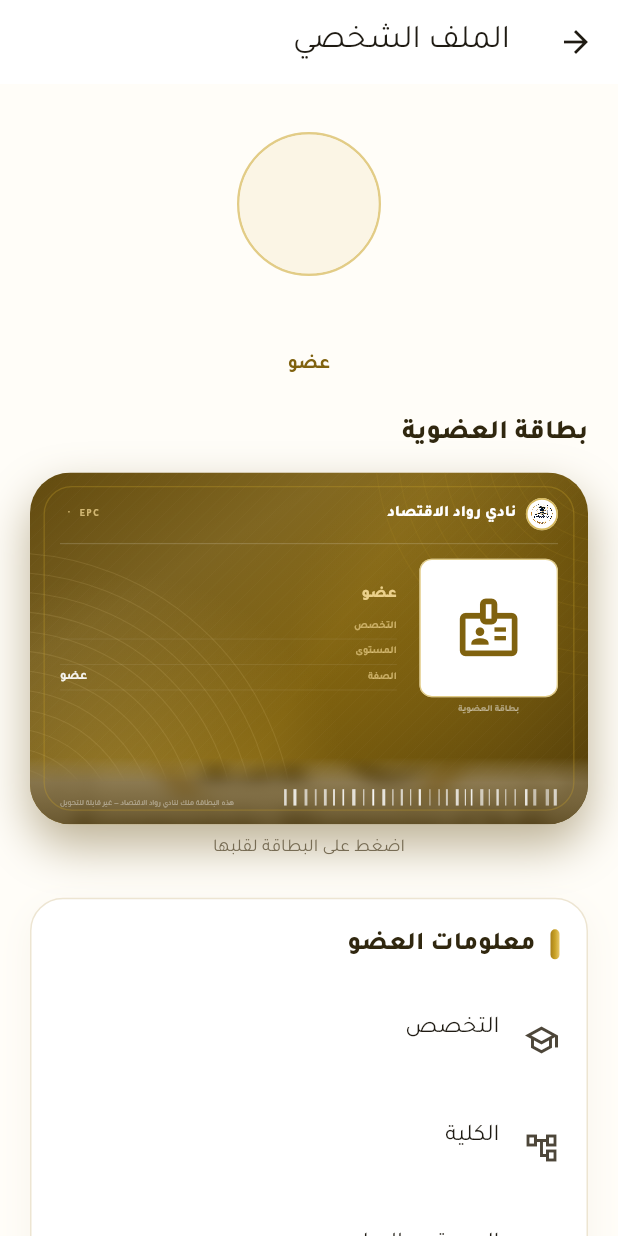
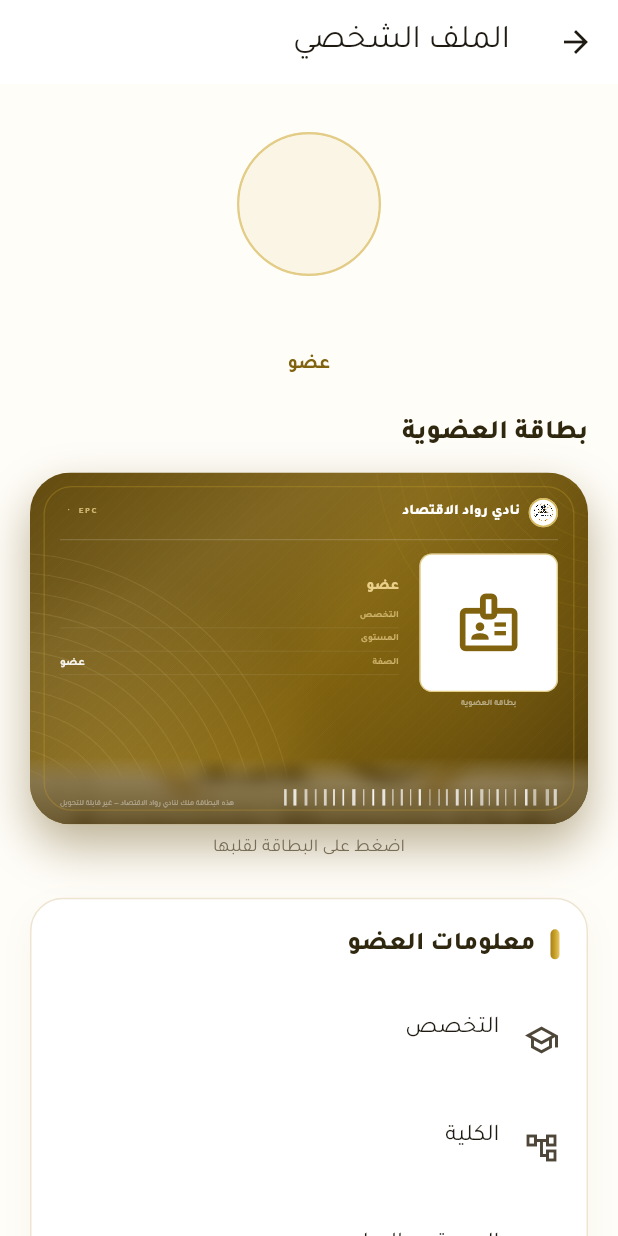
Before and after one commit to aitecomp/epc_app, a Flutter app: the ChatMemberProfile screen opened directly with empty values, after a tap on "MEMBER CARD", on a phone screen of 412 x 824 dp. Run offline on Flutter 3.47's test engine with Material 3 defaults, Android fonts, the phone set to English and light mode, and no system bars; our stand-ins replace audioplayers, firebase_core, firebase_messaging, flutter_local_notifications, image_picker, qr_flutter and 3 more; missing offline and left inert: record; accounts and stored records are empty.

Commit message:
Make membership card responsive in public profiles

```diff
--- a/lib/screens/chat_member_profile.dart
+++ b/lib/screens/chat_member_profile.dart
@@ -25,7 +25,7 @@ class ChatMemberProfile extends StatelessWidget {
         const SizedBox(height: 24),
         const Text('بطاقة العضوية', style: TextStyle(fontSize: 18, fontWeight: FontWeight.w800, color: AppColors.ink)),
         const SizedBox(height: 12),
-        MemberCardFlip(member: member, publicView: true),
+        Center(child: ConstrainedBox(constraints: const BoxConstraints(maxWidth: 440), child: MemberCardFlip(member: member, publicView: true))),
         const SizedBox(height: 8),
         const Text('اضغط على البطاقة لقلبها', textAlign: TextAlign.center, style: TextStyle(color: AppColors.muted, fontSize: 12)),
         const SizedBox(height: 24),
--- a/lib/widgets/member_card.dart
+++ b/lib/widgets/member_card.dart
@@ -385,7 +385,7 @@ class _Front extends StatelessWidget {
     return _CardShell(
       content: LayoutBuilder(
         builder: (context, c) {
-          final s = (c.maxWidth / 310).clamp(0.70, 3.2);
+          final s = (c.maxWidth / 340).clamp(0.55, 3.0);
 
           return Column(
             crossAxisAlignment: CrossAxisAlignment.start,
@@ -395,7 +395,7 @@ class _Front extends StatelessWidget {
                 children: [
                   _LogoMark(size: 25 * s),
                   SizedBox(width: 7 * s),
-                  Column(
+                  Expanded(child: Column(
                     crossAxisAlignment: CrossAxisAlignment.start,
                     mainAxisSize: MainAxisSize.min,
                     children: [
@@ -425,8 +425,8 @@ class _Front extends StatelessWidget {
                         ),
                       ),
                     ],
-                  ),
-                  const Spacer(),
+                  )),
+                  SizedBox(width: 4 * s),
                   Container(
                     padding: EdgeInsets.symmetric(horizontal: 7 * s, vertical: 3.2 * s),
                     decoration: BoxDecoration(
@@ -775,7 +775,7 @@ class _Back extends StatelessWidget {
     return _CardShell(
       content: LayoutBuilder(
         builder: (context, c) {
-          final s = (c.maxWidth / 310).clamp(0.70, 3.2);
+          final s = (c.maxWidth / 340).clamp(0.55, 3.0);
           final qrSize = math.min(c.maxHeight * 0.56, c.maxWidth * 0.32);
 
           return Column(
@@ -785,15 +785,17 @@ class _Back extends StatelessWidget {
                 children: [
                   _LogoMark(size: 20 * s),
                   SizedBox(width: 6 * s),
-                  Text(
+                  Expanded(child: Text(
                     'نادي رواد الاقتصاد',
+                    maxLines: 1,
+                    overflow: TextOverflow.ellipsis,
                     style: TextStyle(
                       color: Colors.white,
                       fontSize: 9.8 * s,
                       fontWeight: FontWeight.w800,
                     ),
-                  ),
-                  const Spacer(),
+                  )),
+                  SizedBox(width: 4 * s),
                   Text(
                     'EPC  ·  ${member.year}',
                     style: TextStyle(
```
